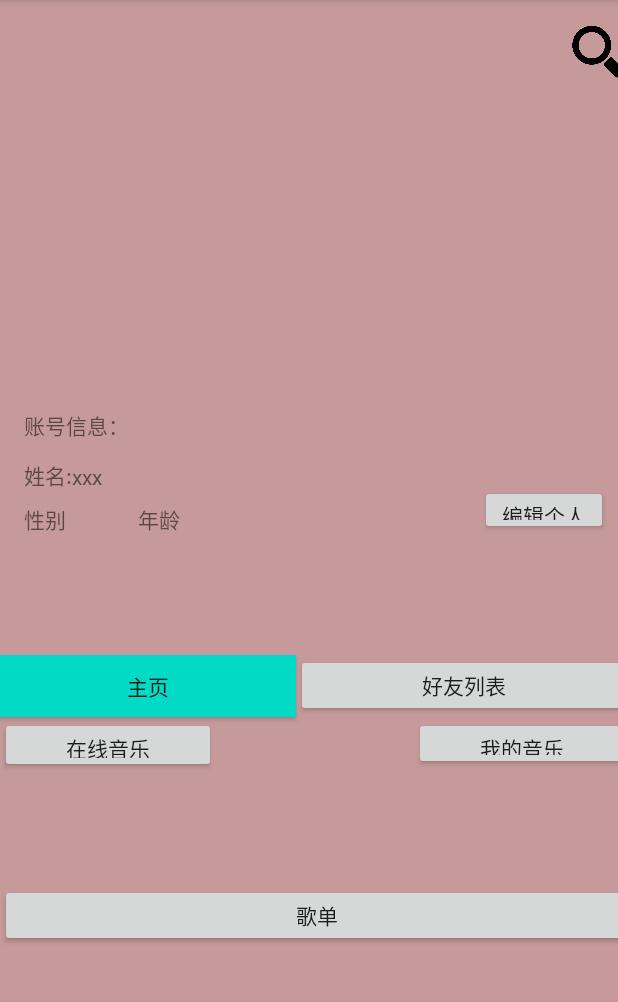
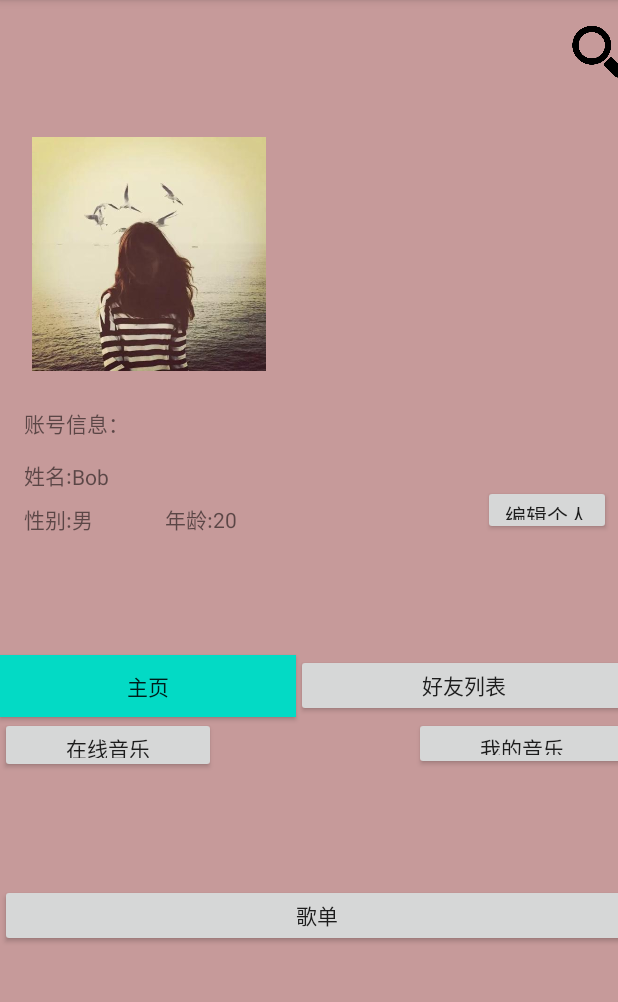
Before and after one commit to intozph0824/kudian, an Android app: the screen it shows after launch (Homepage), on a phone screen of 412 x 824 dp, the part 84-1086 px from its top. Run offline under Robolectric (Android 15) with nearby library versions, the phone set to English and light mode, and no system bars; 4 statements that could not run were skipped.

Commit message:
修改信息

```diff
--- a/app/src/main/res/layout/activity_main.xml
+++ b/app/src/main/res/layout/activity_main.xml
@@ -86,7 +86,7 @@
                     android:id="@+id/editor"
                     android:layout_width="85dp"
                     android:layout_height="33dp"
-                    android:layout_marginStart="200dp"
+                    android:layout_marginStart="164dp"
                     android:text="编辑个人资料"
                     app:layout_constraintBottom_toBottomOf="@+id/age"
                     app:layout_constraintStart_toEndOf="@+id/age" />
@@ -96,7 +96,7 @@
                     android:layout_width="wrap_content"
                     android:layout_height="wrap_content"
                     android:layout_marginStart="48dp"
-                    android:text="年龄"
+                    android:text="年龄:20"
                     app:layout_constraintBottom_toBottomOf="@+id/sex"
                     app:layout_constraintStart_toEndOf="@+id/sex" />
 
@@ -105,7 +105,7 @@
                     android:layout_width="wrap_content"
                     android:layout_height="wrap_content"
                     android:layout_marginTop="8dp"
-                    android:text="性别"
+                    android:text="性别:男"
                     app:layout_constraintEnd_toEndOf="@+id/name"
                     app:layout_constraintHorizontal_bias="0.0"
                     app:layout_constraintStart_toStartOf="@+id/name"
@@ -115,46 +115,39 @@
                     android:id="@+id/xname"
                     android:layout_width="wrap_content"
                     android:layout_height="wrap_content"
-                    android:text="xxx"
+                    android:text="Bob"
                     app:layout_constraintBottom_toBottomOf="@+id/name"
                     app:layout_constraintStart_toEndOf="@+id/name" />
+
+                <ImageView
+                    android:id="@+id/imageView2"
+                    android:layout_width="166dp"
+                    android:layout_height="156dp"
+                    android:layout_marginStart="16dp"
+                    android:layout_marginBottom="24dp"
+                    app:layout_constraintBottom_toTopOf="@+id/account"
+                    app:layout_constraintStart_toStartOf="parent"
+                    app:srcCompat="@drawable/touxinag" />
 
                 <TextView
                     android:id="@+id/name"
                     android:layout_width="wrap_content"
                     android:layout_height="wrap_content"
                     android:layout_marginStart="16dp"
-                    android:layout_marginTop="48dp"
+                    android:layout_marginTop="13dp"
                     android:text="姓名:"
                     app:layout_constraintStart_toStartOf="parent"
-                    app:layout_constraintTop_toBottomOf="@+id/user" />
-
-                <ImageView
-                    android:id="@+id/user"
-                    android:layout_width="wrap_content"
-                    android:layout_height="wrap_content"
-                    android:layout_marginTop="50dp"
-                    android:layout_marginEnd="267dp"
-                    android:layout_marginBottom="500dp"
-                    app:layout_constraintBottom_toBottomOf="parent"
-                    app:layout_constraintEnd_toEndOf="parent"
-                    app:layout_constraintHorizontal_bias="1.0"
-                    app:layout_constraintStart_toStartOf="@+id/account"
-                    app:layout_constraintTop_toTopOf="parent"
-                    app:layout_constraintVertical_bias="1.0"
-                    tools:srcCompat="@tools:sample/avatars" />
+                    app:layout_constraintTop_toBottomOf="@+id/account" />
 
                 <TextView
                     android:id="@+id/account"
                     android:layout_width="76dp"
                     android:layout_height="21dp"
                     android:layout_marginStart="16dp"
-                    android:layout_marginTop="16dp"
                     android:layout_marginBottom="465dp"
                     android:text="账号信息："
                     app:layout_constraintBottom_toBottomOf="parent"
-                    app:layout_constraintStart_toStartOf="parent"
-                    app:layout_constraintTop_toBottomOf="@+id/user" />
+                    app:layout_constraintStart_toStartOf="parent" />
 
             </androidx.constraintlayout.widget.ConstraintLayout>
         </LinearLayout>
```
Also changed, not shown: app/src/main/res/layout/editor.xml (+15 -18 lines), app/src/main/res/layout/friend.xml (+19 -27 lines), app/src/main/res/drawable/touxinag.jpg (added).
